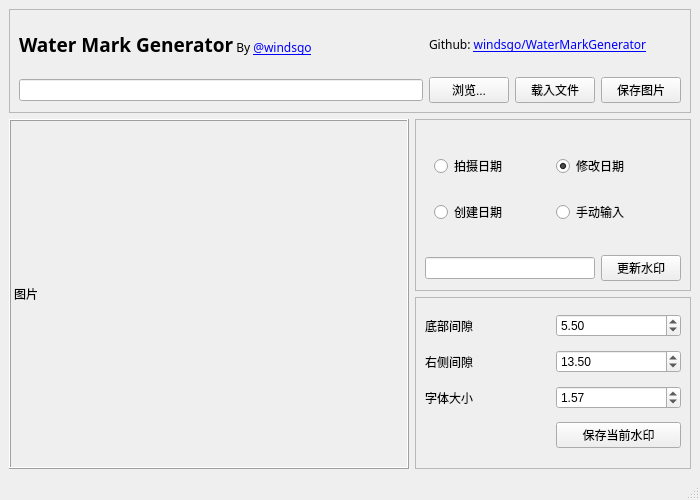
Above: application/mainwindow.ui from windsgo/WaterMarkGenerator before the change. Below: the same form after it.
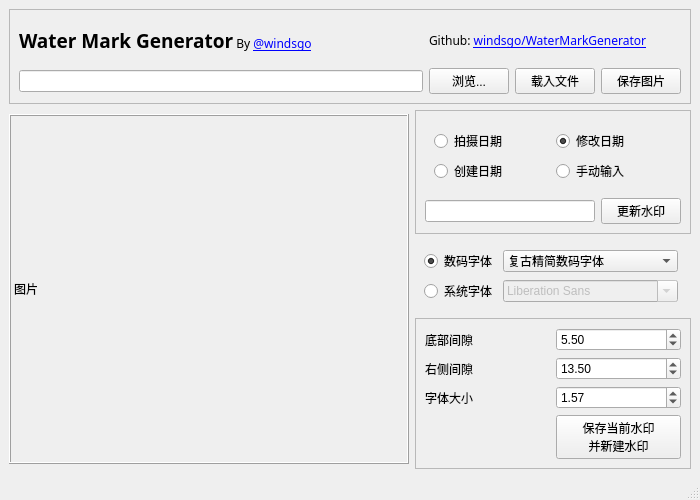
That is the form after the change.

Commit message: feat/perf: 重构gui架构, 支持多层水印和不同字体

What changed in the file:
```diff
--- a/application/mainwindow.ui
+++ b/application/mainwindow.ui
@@ -208,6 +208,59 @@
           </layout>
          </widget>
         </item>
+        <item>
+         <widget class="QWidget" name="widget" native="true">
+          <property name="maximumSize">
+           <size>
+            <width>272</width>
+            <height>16777215</height>
+           </size>
+          </property>
+          <layout class="QGridLayout" name="gridLayout_4">
+           <item row="0" column="0">
+            <widget class="QRadioButton" name="rbDigitalFont">
+             <property name="text">
+              <string>数码字体</string>
+             </property>
+             <property name="checked">
+              <bool>true</bool>
+             </property>
+            </widget>
+           </item>
+           <item row="0" column="1">
+            <widget class="QComboBox" name="cbDigitalFonts">
+             <item>
+              <property name="text">
+               <string>复古精简数码字体</string>
+              </property>
+             </item>
+             <item>
+              <property name="text">
+               <string>加强数码字体</string>
+              </property>
+             </item>
+            </widget>
+           </item>
+           <item row="1" column="0">
+            <widget class="QRadioButton" name="rbSystemFont">
+             <property name="text">
+              <string>系统字体</string>
+             </property>
+             <property name="checked">
+              <bool>false</bool>
+             </property>
+            </widget>
+           </item>
+           <item row="1" column="1">
+            <widget class="QFontComboBox" name="fcbSystemFonts">
+             <property name="enabled">
+              <bool>false</bool>
+             </property>
+            </widget>
+           </item>
+          </layout>
+         </widget>
+        </item>
         <item>
          <widget class="QFrame" name="frameParam">
           <property name="frameShape">
@@ -218,51 +271,52 @@
           </property>
           <layout class="QGridLayout" name="gridLayout">
            <item row="2" column="0">
-            <widget class="QLabel" name="label_4">
+            <widget class="QLabel" name="label_3">
              <property name="text">
-              <string>字体大小</string>
+              <string>右侧间隙</string>
              </property>
             </widget>
            </item>
-           <item row="0" column="1">
-            <widget class="QDoubleSpinBox" name="dsbBottomPercent">
-             <property name="value">
-              <double>5.500000000000000</double>
+           <item row="1" column="0">
+            <widget class="QLabel" name="label_2">
+             <property name="text">
+              <string>底部间隙</string>
              </property>
             </widget>
            </item>
-           <item row="2" column="1">
+           <item row="4" column="1">
+            <widget class="QPushButton" name="pbCacheCurrentMark">
+             <property name="text">
+              <string>保存当前水印
+并新建水印</string>
+             </property>
+            </widget>
+           </item>
+           <item row="3" column="1">
             <widget class="QDoubleSpinBox" name="dsbFontPercent">
              <property name="value">
               <double>1.570000000000000</double>
              </property>
             </widget>
            </item>
-           <item row="1" column="1">
+           <item row="2" column="1">
             <widget class="QDoubleSpinBox" name="dsbRightPercent">
              <property name="value">
               <double>13.500000000000000</double>
              </property>
             </widget>
            </item>
-           <item row="0" column="0">
-            <widget class="QLabel" name="label_2">
-             <property name="text">
-              <string>底部间隙</string>
+           <item row="1" column="1">
+            <widget class="QDoubleSpinBox" name="dsbBottomPercent">
+             <property name="value">
+              <double>5.500000000000000</double>
              </property>
             </widget>
            </item>
-           <item row="1" column="0">
-            <widget class="QLabel" name="label_3">
+           <item row="3" column="0">
+            <widget class="QLabel" name="label_4">
              <property name="text">
-              <string>右侧间隙</string>
-             </property>
-            </widget>
-           </item>
-           <item row="3" column="1">
-            <widget class="QPushButton" name="pbCacheCurrentMark">
-             <property name="text">
-              <string>保存当前水印</string>
+              <string>字体大小</string>
              </property>
             </widget>
            </item>
```
Left out of the diff: 2 changed lines with no effect on the pictures. The commit also changes 3 other files.
